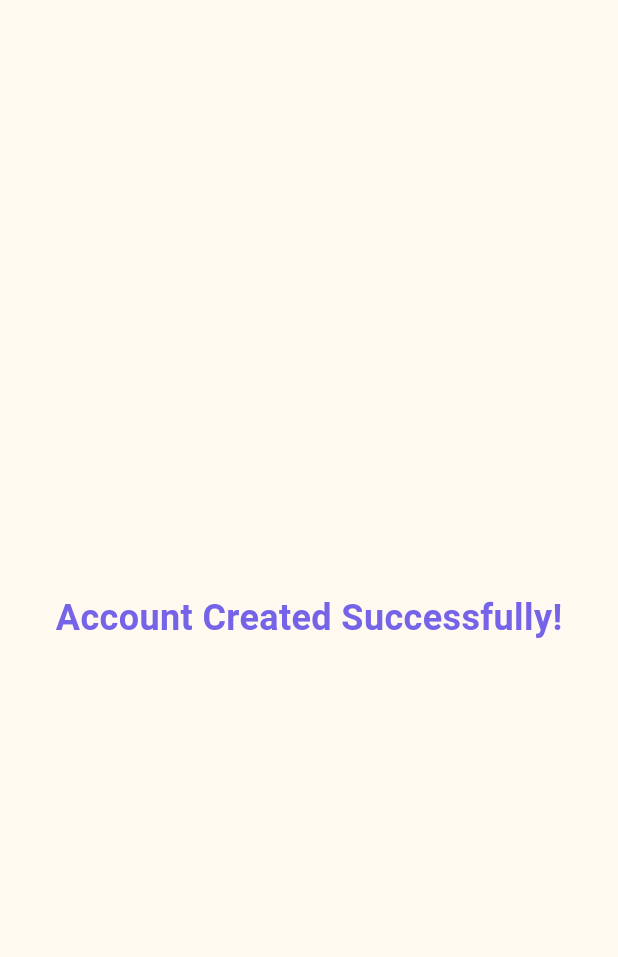
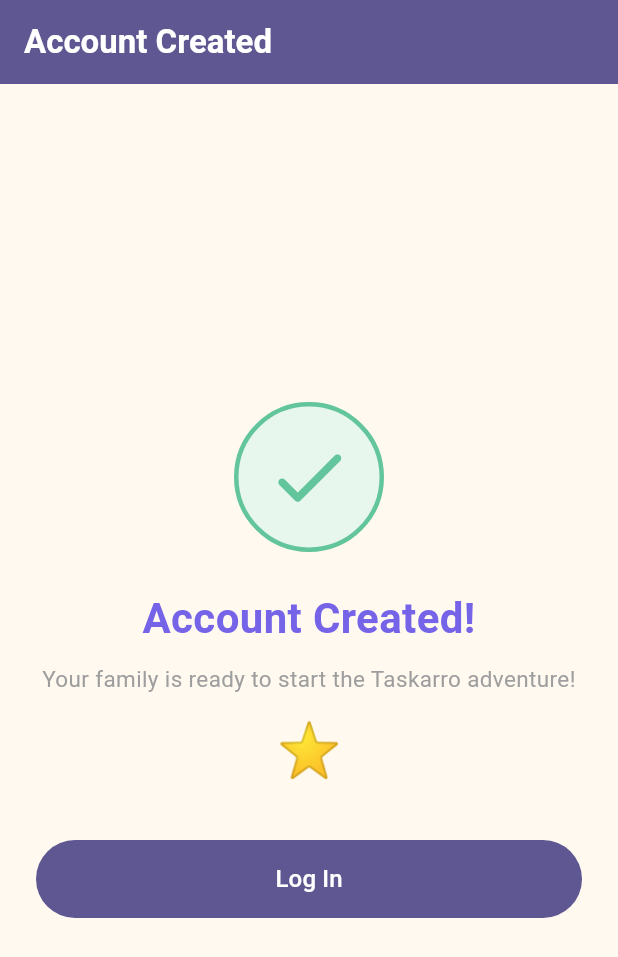
Before and after one commit to SarahAlkhalifah7/SWE463-MobileApplicationDevelopment, a Flutter app: the AccountCreatedScreen screen opened directly, on a phone screen of 412 x 824 dp. Shown: the top 957 px of the screen. Run offline on Flutter 3.47's test engine with Material 3 defaults, Android fonts, the phone set to English and light mode, and no system bars; our stand-ins replace image_picker.

Commit message:
acount created screen

```diff
--- a/taskarro/lib/screens/account_created.dart
+++ b/taskarro/lib/screens/account_created.dart
@@ -1,4 +1,6 @@
 import 'package:flutter/material.dart';
+
+import 'parent_login.dart';
 
 class AccountCreatedScreen extends StatelessWidget {
   const AccountCreatedScreen({super.key});
@@ -7,13 +9,95 @@
   Widget build(BuildContext context) {
     return Scaffold(
       backgroundColor: const Color(0xFFFFF9F0),
-      body: const Center(
-        child: Text(
-          'Account Created Successfully!',
-          style: TextStyle(
-            fontSize: 24,
-            fontWeight: FontWeight.bold,
-            color: Color(0xFF7563E8),
+
+      appBar: AppBar(
+        backgroundColor: Theme.of(context).colorScheme.primary,
+        foregroundColor: Colors.white,
+        automaticallyImplyLeading: false,
+        title: const Text(
+          'Account Created',
+          style: TextStyle(fontWeight: FontWeight.bold),
+        ),
+      ),
+
+      body: SafeArea(
+        child: Center(
+          child: SingleChildScrollView(
+            padding: const EdgeInsets.all(24),
+
+            child: ConstrainedBox(
+              constraints: const BoxConstraints(maxWidth: 380),
+
+              child: Column(
+                mainAxisSize: MainAxisSize.min,
+                children: [
+                  // Success circle
+                  Container(
+                    width: 100,
+                    height: 100,
+                    decoration: BoxDecoration(
+                      color: const Color(0xFFE8F7EE),
+                      shape: BoxShape.circle,
+                      border: Border.all(
+                        color: const Color(0xFF63C59B),
+                        width: 3,
+                      ),
+                    ),
+                    child: const Icon(
+                      Icons.check_rounded,
+                      size: 60,
+                      color: Color(0xFF63C59B),
+                    ),
+                  ),
+
+                  const SizedBox(height: 24),
+
+                  const Text(
+                    'Account Created!',
+                    textAlign: TextAlign.center,
+                    style: TextStyle(
+                      fontSize: 28,
+                      fontWeight: FontWeight.bold,
+                      color: Color(0xFF7563E8),
+                    ),
+                  ),
+
+                  const SizedBox(height: 10),
+
+                  const Text(
+                    'Your family is ready to start the Taskarro adventure!',
+                    textAlign: TextAlign.center,
+                    style: TextStyle(fontSize: 15, color: Colors.grey),
+                  ),
+
+                  const SizedBox(height: 12),
+
+                  const Text('⭐', style: TextStyle(fontSize: 35)),
+
+                  const SizedBox(height: 35),
+
+                  SizedBox(
+                    width: double.infinity,
+                    height: 52,
+                    child: FilledButton(
+                      onPressed: () {
+                        Navigator.pushAndRemoveUntil(
+                          context,
+                          MaterialPageRoute(
+                            builder: (_) => const ParentLoginScreen(),
+                          ),
+                          (route) => route.isFirst,
+                        );
+                      },
+                      child: const Text(
+                        'Log In',
+                        style: TextStyle(fontSize: 16),
+                      ),
+                    ),
+                  ),
+                ],
+              ),
+            ),
           ),
         ),
       ),
```
